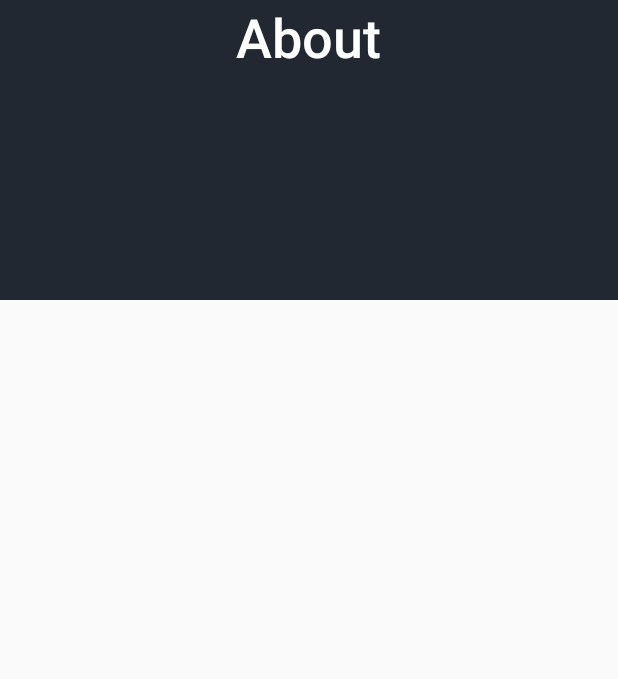
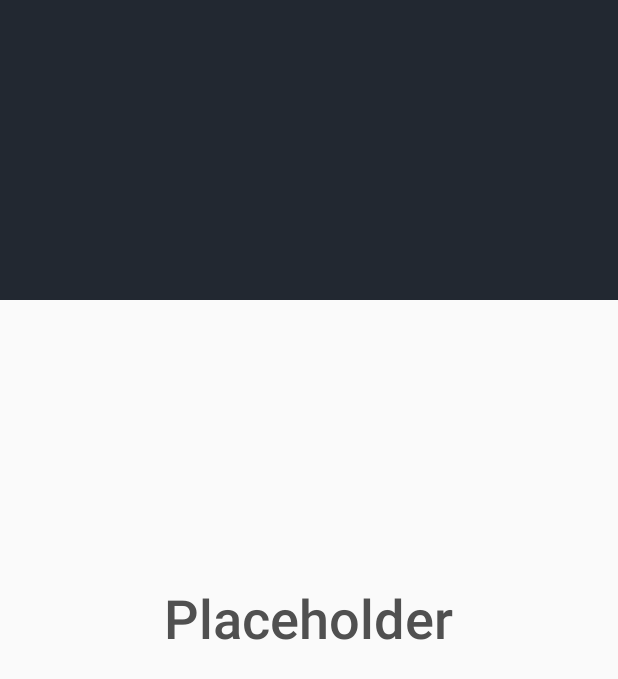
Before and after one commit to HiFIi/MLand, an Android app: the About screen opened directly, with no data from a screen before it, on a phone screen of 412 x 824 dp. Shown: the top 679 px of the screen. Run offline under Robolectric (Android 15) with nearby library versions, the phone set to English and light mode, and no system bars; 1 statement that could not run was skipped.

Commit message:
Minor fixes and reformatting code

```diff
--- a/mland/src/main/java/com/kyler/mland/egg/activities/About.java
+++ b/mland/src/main/java/com/kyler/mland/egg/activities/About.java
@@ -5,14 +5,17 @@ import android.content.res.Resources;
 import android.os.Bundle;
 import android.view.View;
 
+import com.kyler.mland.egg.BuildConfig;
 import com.kyler.mland.egg.MLandBase;
 import com.kyler.mland.egg.R;
+import com.kyler.mland.egg.ui.MLandTextView;
 
 /**
  * Created by kyler on 10/6/15.
  */
 @SuppressWarnings({"ALL", "DefaultFileTemplate"})
 public class About extends MLandBase {
+    private static MLandTextView versionCodeTV;
 
     @Override
     protected int getSelfNavDrawerItem() {
@@ -28,6 +31,10 @@ public class About extends MLandBase {
     public void onCreate(Bundle savedInstanceState) {
         setTheme(R.style.Theme_MLand_Home);
         super.onCreate(savedInstanceState);
+
+        versionCodeTV = (MLandTextView) findViewById(R.id.versionCodeTV);
+
+        versionCodeTV.setText(BuildConfig.VERSION_CODE);
 
         setContentView(R.layout.about);
         super.getWindow()
--- a/mland/src/main/res/layout/about.xml
+++ b/mland/src/main/res/layout/about.xml
@@ -21,32 +21,29 @@ limitations under the License.
         android:id="@+id/main_content"
         android:layout_width="match_parent"
         android:layout_height="match_parent"
+        android:background="#FFfafafa"
         android:fitsSystemWindows="false"
-        android:background="#FFfafafa"
         android:orientation="vertical">
 
         <RelativeLayout
             android:layout_width="fill_parent"
             android:layout_height="match_parent">
 
-                <View
-                    android:id="@+id/clr"
-                    android:layout_width="match_parent"
-                    android:layout_height="200.0dip"
-                    android:background="@color/about__dark_blue"/>
-
             <com.kyler.mland.egg.ui.MLandTextView
-                android:id="@+id/title"
+                android:id="@+id/versionCodeTV"
                 android:layout_width="wrap_content"
                 android:layout_height="wrap_content"
-                android:layout_alignParentTop="true"
-                android:layout_centerHorizontal="true"
-                android:gravity="center_horizontal"
-                android:text="About"
-                android:textColor="@android:color/white"
+                android:layout_centerInParent="true"
+                android:text="Placeholder"
+                android:textColor="#505050"
                 android:textSize="36.0sp"
                 customfontdemo:fontName="Roboto-Medium.ttf" />
 
+            <View
+                android:id="@+id/clr"
+                android:layout_width="match_parent"
+                android:layout_height="200.0dip"
+                android:background="@color/about__dark_blue" />
         </RelativeLayout>
 
         <RelativeLayout
```
Also changed, not shown: mland/build.gradle (+10 -9 lines), mland/src/main/AndroidManifest.xml (line endings or trailing spaces), 2 other files.
